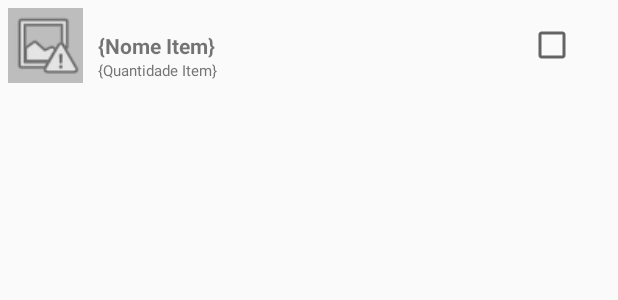
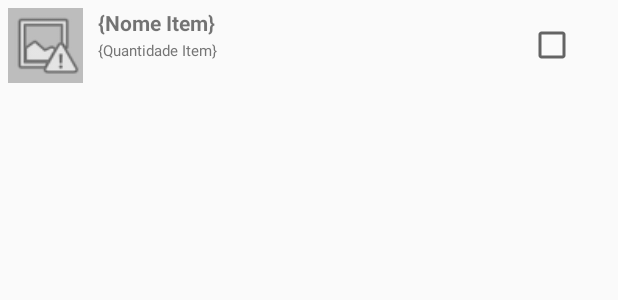
Before and after one commit to RafaelCamilloJorge/lista-compras-android-kotlin, an Android app: the layout list_of_item.xml on its own in the app's theme, with its tools: preview values and no code run, on a phone screen of 412 x 824 dp. Shown: the top 300 px of the screen. Run offline under Robolectric (Android 15) with nearby library versions, the phone set to English and light mode, and no system bars.

Commit message:
some changes

```diff
--- a/app/src/main/java/com/example/listadecompras/feature/shopping_items/ShoppingItemActivity.kt
+++ b/app/src/main/java/com/example/listadecompras/feature/shopping_items/ShoppingItemActivity.kt
@@ -14,6 +14,9 @@ class ShoppingItemActivity : ComponentActivity() {
         super.onCreate(savedInstanceState)
         binding = ActivityShoppingItemBinding.inflate(layoutInflater)
         setContentView(binding.root)
+
+        var title = intent.getStringExtra("title")
+        binding.textView.text = title
 
         val list_of_items = mutableListOf(
             ShoppingItem(1, "Alface", 1, 1, UnitOfMeasure.kilo, Category.vegetables),
--- a/app/src/main/java/com/example/listadecompras/feature/shopping_items/ShoppingItemAdapter.kt
+++ b/app/src/main/java/com/example/listadecompras/feature/shopping_items/ShoppingItemAdapter.kt
@@ -22,7 +22,7 @@ class ShoppingItemAdapter(
         val item = items[position]
         with(holder.binding) {
             itemName.text = item.name
-            itemQuatity.text = item.quantity.toString()
+            itemQuatity.text = item.quantity.toString() + " " + item.unity.getName()
             itemImage.setImageResource(item.image)
 
             root.setOnClickListener {
--- a/app/src/main/java/com/example/listadecompras/feature/shopping_lists/ShoppingListActivity.kt
+++ b/app/src/main/java/com/example/listadecompras/feature/shopping_lists/ShoppingListActivity.kt
@@ -45,6 +45,7 @@ class ShoppingListActivity : ComponentActivity() {
 
     private fun onListItemClicked(list_of_list: ShoppingListOfList) {
         val intent = Intent(this, ShoppingItemActivity::class.java)
+        intent.putExtra("title", list_of_list.getNameList())
         startActivity(intent)
     }
 }
--- a/app/src/main/res/layout/list_of_item.xml
+++ b/app/src/main/res/layout/list_of_item.xml
@@ -22,7 +22,6 @@
         android:text="{Nome Item}"
         app:layout_constraintLeft_toRightOf="@+id/item_image"
         app:layout_constraintTop_toTopOf="@id/item_image"
-        app:layout_constraintBottom_toBottomOf="@+id/item_image"
         android:layout_marginLeft="10dp"
         android:textStyle="bold"
         ></TextView>
@@ -34,6 +33,7 @@
         app:layout_constraintLeft_toRightOf="@+id/item_image"
         app:layout_constraintTop_toBottomOf="@id/item_name"
         android:text="{Quantidade Item}"
+        android:layout_marginTop="2dp"
         app:layout_constraintLeft_toLeftOf="@id/item_name"
         android:textSize="10sp"
         android:textColor="@color/gray_600"></TextView>
```
